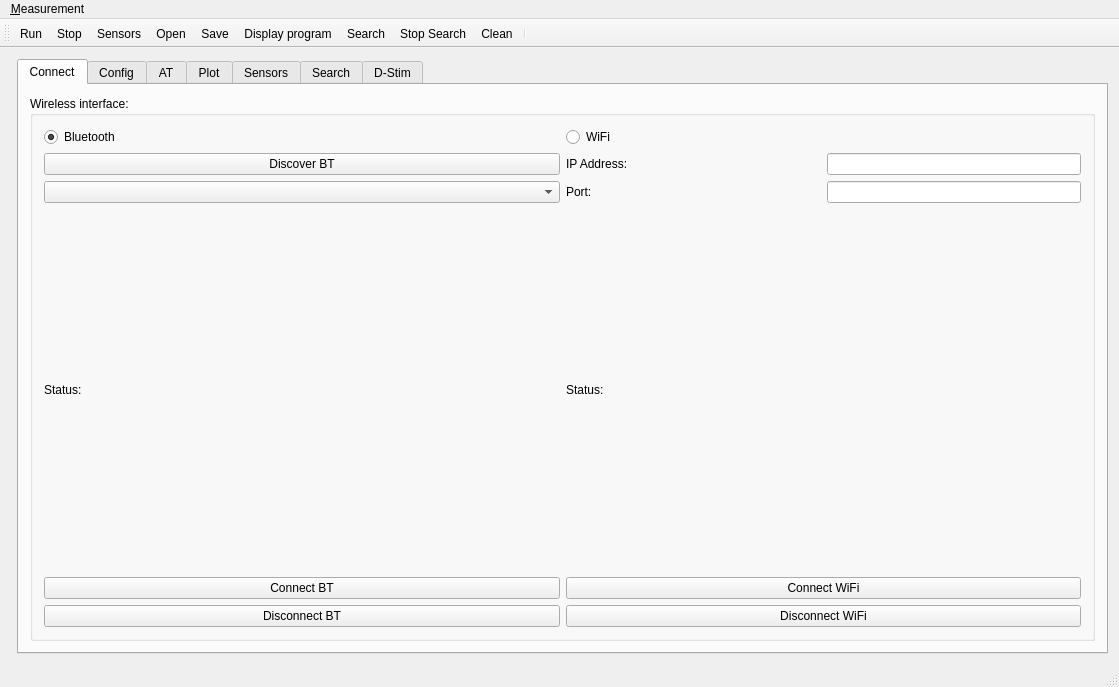
Before: the Qt Designer form nems/nems/mainwindow.ui in saul-rodriguez/Qt, drawn with Qt 5.
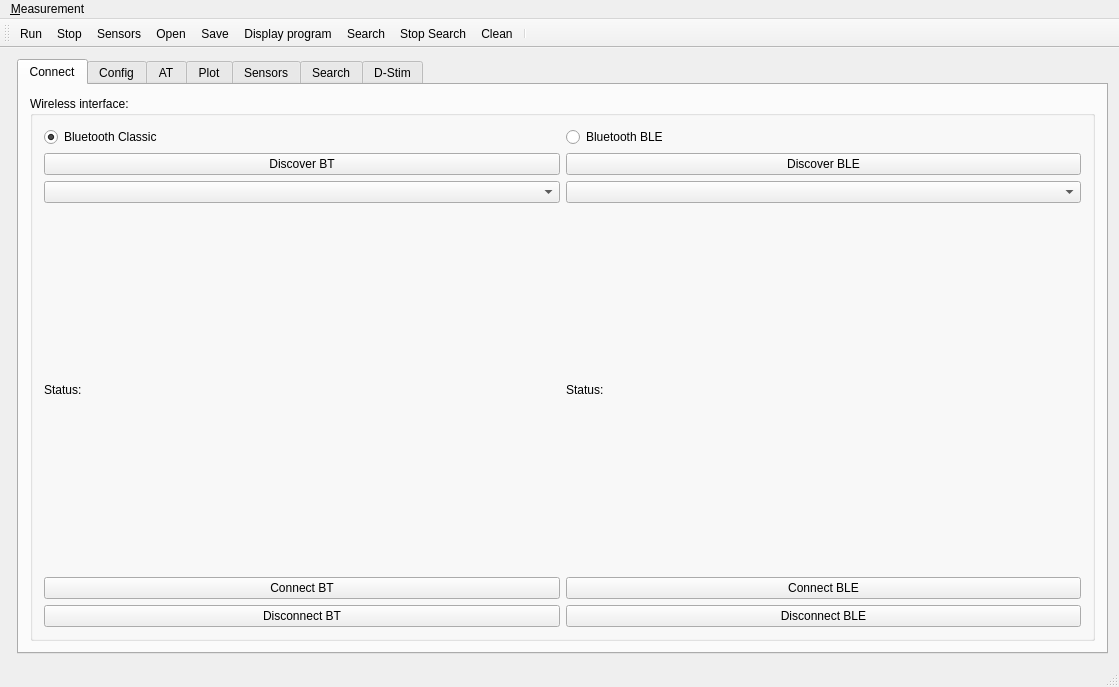
After: the same form once the commit is applied. Icons and pictures are not drawn.

```diff
--- a/nems/nems/mainwindow.ui
+++ b/nems/nems/mainwindow.ui
@@ -11,7 +11,7 @@
    </rect>
   </property>
   <property name="windowTitle">
-   <string>NMES V0.6</string>
+   <string>NMES V0.65</string>
   </property>
   <widget class="QWidget" name="centralWidget">
    <layout class="QFormLayout" name="formLayout_2">
@@ -40,32 +40,43 @@
                </property>
               </widget>
              </item>
+             <item row="1" column="2">
+              <layout class="QHBoxLayout" name="horizontalLayout_3">
+               <item>
+                <widget class="QPushButton" name="pushButtonBLEdiscover">
+                 <property name="text">
+                  <string>Discover BLE</string>
+                 </property>
+                </widget>
+               </item>
+              </layout>
+             </item>
              <item row="0" column="2">
               <widget class="QRadioButton" name="radioButtonWiFi">
                <property name="text">
-                <string>WiFi</string>
+                <string>Bluetooth BLE</string>
                </property>
               </widget>
              </item>
-             <item row="3" column="0">
-              <widget class="QLabel" name="labelBTstatus">
-               <property name="text">
-                <string>Status:</string>
-               </property>
-              </widget>
+             <item row="2" column="0">
+              <widget class="QComboBox" name="comboBoxBTdevices"/>
              </item>
              <item row="0" column="0">
               <widget class="QRadioButton" name="radioButtonBT">
                <property name="text">
-                <string>Bluetooth</string>
+                <string>Bluetooth Classic</string>
                </property>
                <property name="checked">
                 <bool>true</bool>
                </property>
               </widget>
              </item>
-             <item row="2" column="0">
-              <widget class="QComboBox" name="comboBoxBTdevices"/>
+             <item row="2" column="2">
+              <layout class="QHBoxLayout" name="horizontalLayout_4">
+               <item>
+                <widget class="QComboBox" name="comboBoxBLEdevices"/>
+               </item>
+              </layout>
              </item>
              <item row="5" column="0">
               <widget class="QPushButton" name="pushButtonBTconnect">
@@ -74,69 +85,6 @@
                </property>
               </widget>
              </item>
-             <item row="1" column="2">
-              <layout class="QHBoxLayout" name="horizontalLayout_3">
-               <item>
-                <widget class="QLabel" name="label">
-                 <property name="text">
-                  <string>IP Address:</string>
-                 </property>
-                </widget>
-               </item>
-               <item>
-                <widget class="QLineEdit" name="lineEditWiFiAddress">
-                 <property name="sizePolicy">
-                  <sizepolicy hsizetype="Preferred" vsizetype="Fixed">
-                   <horstretch>0</horstretch>
-                   <verstretch>0</verstretch>
-                  </sizepolicy>
-                 </property>
-                </widget>
-               </item>
-              </layout>
-             </item>
-             <item row="5" column="2">
-              <widget class="QPushButton" name="pushButtonWiFiConnect">
-               <property name="text">
-                <string>Connect WiFi</string>
-               </property>
-              </widget>
-             </item>
-             <item row="3" column="2">
-              <widget class="QLabel" name="labelWiFiStatus">
-               <property name="text">
-                <string>Status:</string>
-               </property>
-              </widget>
-             </item>
-             <item row="2" column="2">
-              <layout class="QHBoxLayout" name="horizontalLayout_4">
-               <item>
-                <widget class="QLabel" name="labelWiFiPort">
-                 <property name="text">
-                  <string>Port:</string>
-                 </property>
-                </widget>
-               </item>
-               <item>
-                <widget class="QLineEdit" name="lineEditWiFiPort">
-                 <property name="sizePolicy">
-                  <sizepolicy hsizetype="Minimum" vsizetype="Fixed">
-                   <horstretch>0</horstretch>
-                   <verstretch>0</verstretch>
-                  </sizepolicy>
-                 </property>
-                </widget>
-               </item>
-              </layout>
-             </item>
-             <item row="6" column="2">
-              <widget class="QPushButton" name="pushButtonWiFiDisconnect">
-               <property name="text">
-                <string>Disconnect WiFi</string>
-               </property>
-              </widget>
-             </item>
              <item row="6" column="0">
               <widget class="QPushButton" name="pushButtonBTdisconnect">
                <property name="text">
@@ -144,6 +92,34 @@
                </property>
               </widget>
              </item>
+             <item row="3" column="0">
+              <widget class="QLabel" name="labelBTstatus">
+               <property name="text">
+                <string>Status:</string>
+               </property>
+              </widget>
+             </item>
+             <item row="3" column="2">
+              <widget class="QLabel" name="labelBLEStatus">
+               <property name="text">
+                <string>Status:</string>
+               </property>
+              </widget>
+             </item>
+             <item row="5" column="2">
+              <widget class="QPushButton" name="pushButtonBLEconnect">
+               <property name="text">
+                <string>Connect BLE</string>
+               </property>
+              </widget>
+             </item>
+             <item row="6" column="2">
+              <widget class="QPushButton" name="pushButtonBLEdisconnect">
+               <property name="text">
+                <string>Disconnect BLE</string>
+               </property>
+              </widget>
+             </item>
             </layout>
            </item>
           </layout>
```
Left out of the diff: 4 changed lines with no effect on the pictures.
